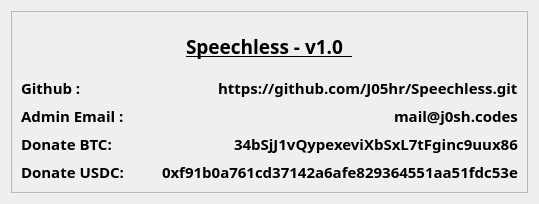
The window that Speechless/layouts/about_window.ui (J05hr/Speechless) describes before a commit, drawn with Qt 5.
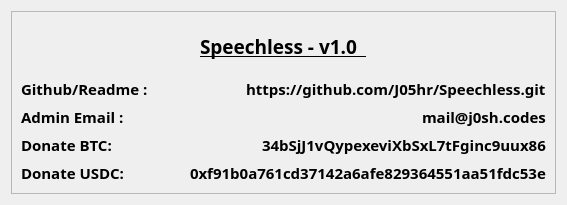
The same window after the commit.

Patch:
```diff
--- a/Speechless/layouts/about_window.ui
+++ b/Speechless/layouts/about_window.ui
@@ -6,8 +6,8 @@
    <rect>
     <x>0</x>
     <y>0</y>
-    <width>539</width>
-    <height>204</height>
+    <width>567</width>
+    <height>205</height>
    </rect>
   </property>
   <property name="font">
@@ -82,7 +82,7 @@
          </font>
         </property>
         <property name="text">
-         <string>Github :</string>
+         <string>Github/Readme :</string>
         </property>
        </widget>
       </item>
```
